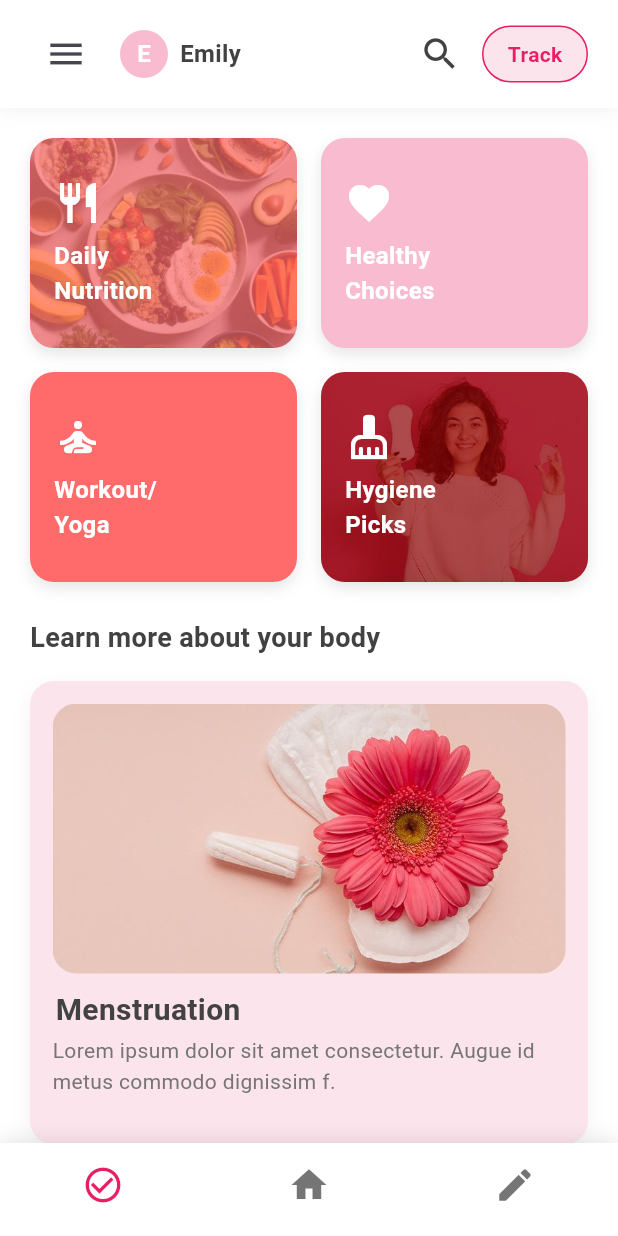
After one commit to Jenny1903/She_Bloom, a Flutter app: the HomeScreen screen opened directly, on a phone screen of 412 x 824 dp. The commit adds this screen. Run offline on Flutter 3.47's test engine with Material 3 defaults, Android fonts, the phone set to English and light mode, and no system bars; our stand-ins replace flutter_svg; Roboto replaces fonts that are missing (Poppins).

Commit message:
Home page

```diff
--- /dev/null
+++ b/lib/screens/home_screen.dart
@@ -0,0 +1,400 @@
+import 'package:flutter/material.dart';
+import '../constants/colors.dart';
+import '../widgets/category_card.dart';
+
+class HomeScreen extends StatefulWidget {
+  const HomeScreen({super.key});
+
+  @override
+  State<HomeScreen> createState() => _HomeScreenState();
+}
+
+class _HomeScreenState extends State<HomeScreen> {
+  int _selectedIndex =0 ;
+  String userName = "Emily";
+  @override
+  Widget build(BuildContext context) {
+    return Scaffold(
+      backgroundColor: Colors.white,
+      body: SafeArea(
+        child: Column(
+          children: [
+            _buildTopBar(),
+            Expanded(
+                child: SingleChildScrollView(
+                  padding: const EdgeInsets.all(20),
+                  child: Column(
+                    crossAxisAlignment: CrossAxisAlignment.start,
+                    children: [
+                      _buildTopRowCards(),
+                      const SizedBox(height: 16),
+                      _buildBottomRowCards(),
+                      const SizedBox(height: 24),
+                      _buildLearnMoreSection(),
+                      const SizedBox(height: 20),
+                    ],
+                  ),
+                ),
+            ),
+          ],
+        ),
+      ),
+      bottomNavigationBar: _buildBottomNavigationBar(),
+    );
+  }
+  Widget _buildTopBar() {
+    return Container(
+      padding: const EdgeInsets.symmetric(horizontal: 20, vertical: 12),
+      decoration: BoxDecoration(
+        color: Colors.white,
+        boxShadow: [
+          BoxShadow(
+            color: Colors.black.withOpacity(0.05),
+            blurRadius: 10,
+            offset: const Offset(0, 2),
+          ),
+        ],
+      ),
+      child: Row(
+        children: [
+          // Hamburger menu
+          IconButton(
+            icon: const Icon(Icons.menu, size: 28),
+            onPressed: () {
+              print('Menu pressed');
+            },
+          ),
+
+          const SizedBox(width: 12),
+
+          // User greeting
+          Expanded(
+            child: Column(
+              crossAxisAlignment: CrossAxisAlignment.start,
+              children: [
+                Row(
+                  children: [
+                    CircleAvatar(
+                      radius: 16,
+                      backgroundColor: AppColors.primaryPink,
+                      child: Text(
+                        userName[0].toUpperCase(),
+                        style: const TextStyle(
+                          color: Colors.white,
+                          fontWeight: FontWeight.bold,
+                        ),
+                      ),
+                    ),
+                    const SizedBox(width: 8),
+                    Text(
+                      userName,
+                      style: TextStyle(
+                        fontSize: 16,
+                        fontWeight: FontWeight.w600,
+                        color: AppColors.darkGrey,
+                      ),
+                    ),
+                  ],
+                ),
+              ],
+            ),
+          ),
+
+          // Search icon
+          IconButton(
+            icon: Icon(Icons.search, size: 28, color: AppColors.darkGrey),
+            onPressed: () {
+              print('Search pressed');
+            },
+          ),
+
+          const SizedBox(width: 4),
+
+          // Track button
+          Container(
+            padding: const EdgeInsets.symmetric(horizontal: 16, vertical: 8),
+            decoration: BoxDecoration(
+              color: AppColors.lightPink,
+              borderRadius: BorderRadius.circular(20),
+              border: Border.all(color: AppColors.darkPink, width: 1),
+            ),
+            child: Text(
+              'Track',
+              style: TextStyle(
+                fontSize: 14,
+                fontWeight: FontWeight.bold,
+                color: AppColors.darkPink,
+              ),
+            ),
+          ),
+        ],
+      ),
+    );
+  }
+
+  // Top row cards (Daily Nutrition, Healthy Choices)
+  Widget _buildTopRowCards() {
+    return Row(
+      children: [
+        // Daily Nutrition card
+        Expanded(
+          child: CategoryCard(
+            title: 'Daily\nNutrition',
+            imagePath: 'assets/images/dailyfood.jpg',
+            icon: Icons.restaurant,
+            backgroundColor: AppColors.coral,
+            onTap: () {
+              print('Daily Nutrition tapped');
+            },
+            height: 140,
+          ),
+        ),
+
+        const SizedBox(width: 16),
+
+        // Healthy Choices card
+        Expanded(
+          child: CategoryCard(
+            title: 'Healthy\nChoices',
+            icon: Icons.favorite,
+            backgroundColor: AppColors.primaryPink,
+            onTap: () {
+              print('Healthy Choices tapped');
+            },
+            height: 140,
+          ),
+        ),
+      ],
+    );
+  }
+
+  // Bottom row cards (Workout/Yoga, Hygiene Picks)
+  Widget _buildBottomRowCards() {
+    return Row(
+      children: [
+        // Workout/Yoga card
+        Expanded(
+          child: CategoryCard(
+            title: 'Workout/\nYoga',
+            icon: Icons.self_improvement,
+            backgroundColor: AppColors.coral,
+            onTap: () {
+              print('Workout/Yoga tapped');
+            },
+            height: 140,
+          ),
+        ),
+
+        const SizedBox(width: 16),
+
+        // Hygiene Picks card
+        Expanded(
+          child: CategoryCard(
+            title: 'Hygiene\nPicks',
+            imagePath: 'assets/images/picks.jpg',
+            icon: Icons.cleaning_services,
+            backgroundColor: AppColors.burgundy,
+            onTap: () {
+              print('Hygiene Picks tapped');
+            },
+            height: 140,
+          ),
+        ),
+      ],
+    );
+  }
+
+  //Learn more section
+  Widget _buildLearnMoreSection() {
+    return Column(
+      crossAxisAlignment: CrossAxisAlignment.start,
+      children: [
+        Text(
+          'Learn more about your body',
+          style: TextStyle(
+            fontSize: 18,
+            fontWeight: FontWeight.bold,
+            color: AppColors.darkGrey,
+          ),
+        ),
+
+        const SizedBox(height: 16),
+
+        // Menstruation info card
+        Container(
+          width: double.infinity,
+          padding: const EdgeInsets.all(15),
+          decoration: BoxDecoration(
+            color: AppColors.lightPink,
+            borderRadius: BorderRadius.circular(16),
+            boxShadow: [
+              BoxShadow(
+                color: Colors.black.withOpacity(0.05),
+                blurRadius: 10,
+                offset: const Offset(0, 4),
+              ),
+            ],
+          ),
+          child: Column(
+            crossAxisAlignment: CrossAxisAlignment.start,
+            children: [
+              ClipRRect(
+                borderRadius: const BorderRadius.only(
+                  topLeft: Radius.circular(16),
+                  topRight: Radius.circular(16),
+                  bottomLeft: Radius.circular(16),
+                    bottomRight: Radius.circular(16),
+
+                ),
+
+                child: Image.asset(
+                  'assets/images/menstruation.jpg',
+                  width: double.infinity,
+                  height: 180,
+                  fit: BoxFit.cover,
+                  errorBuilder: (context, error, stackTrace){
+                    //if image not found (fallback)
+                    return Container(
+                      width: double.infinity,
+                      height: 180,
+                      color: AppColors.primaryPink.withOpacity(0.3),
+                      child: Center(
+                        child: Column(
+                          mainAxisAlignment: MainAxisAlignment.center,
+                          children: [
+                            Icon(
+                              Icons.favorite,
+                              size: 60,
+                              color: AppColors.darkPink,
+                            ),
+                            const SizedBox(height: 8),
+                            Text(
+                              'Image not found',
+                              style: TextStyle(
+                                color: AppColors.textMedium,
+                                fontSize: 12,
+                              ),
+                            ),
+                          ],
+                        ),
+                      ),
+                    );
+                  },
+                ),
+              ),
+
+
+              // Title
+              Padding(
+                padding: const EdgeInsets.only(
+                  left: 2, top: 10
+                ),
+                child: Column(
+                  children: [
+                    Text(
+                      'Menstruation',
+                      style: TextStyle(
+                        fontSize: 20,
+                        fontWeight: FontWeight.bold,
+                        color: AppColors.darkGrey,
+                      ),
+                    ),
+                  ],
+                ),
+              ),
+
+              const SizedBox(height: 2),
+
+              // Description
+              Text(
+                'Lorem ipsum dolor sit amet consectetur. Augue id metus commodo dignissim f.',
+                style: TextStyle(
+                  fontSize: 14,
+                  color: AppColors.textMedium,
+                  height: 1.5,
+                ),
+              ),
+
+              const SizedBox(height: 16),
+
+              // Action icons
+              // Row(
+              //   children: [
+              //     _buildActionIcon(Icons.check_circle_outline),
+              //     const SizedBox(width: 16),
+              //     _buildActionIcon(Icons.home_outlined),
+              //     const SizedBox(width: 16),
+              //     _buildActionIcon(Icons.edit_outlined),
+              //   ],
+              // ),
+            ],
+          ),
+        ),
+      ],
+    );
+  }
+
+  //Action icon button
+  Widget _buildActionIcon(IconData icon) {
+    return Container(
+      width: 40,
+      height: 40,
+      decoration: BoxDecoration(
+        color: Colors.white,
+        borderRadius: BorderRadius.circular(8),
+      ),
+      child: Icon(
+        icon,
+        size: 24,
+        color: AppColors.darkGrey,
+      ),
+    );
+  }
+
+  //Bottom navigation bar
+  Widget _buildBottomNavigationBar() {
+    return Container(
+      decoration: BoxDecoration(
+        color: Colors.white,
+        boxShadow: [
+          BoxShadow(
+            color: Colors.black.withOpacity(0.1),
+            blurRadius: 10,
+            offset: const Offset(0, -2),
+          ),
+        ],
+      ),
+      child: BottomNavigationBar(
+        currentIndex: _selectedIndex,
+        onTap: (index) {
+          setState(() {
+            _selectedIndex = index;
+          });
+          print('Bottom nav item $index tapped');
+        },
+        type: BottomNavigationBarType.fixed,
+        backgroundColor: Colors.white,
+        selectedItemColor: AppColors.darkPink,
+        unselectedItemColor: AppColors.mediumGrey,
+        showSelectedLabels: false,
+        showUnselectedLabels: false,
+        elevation: 0,
+        items: const [
+          BottomNavigationBarItem(
+            icon: Icon(Icons.check_circle_outline, size: 28),
+            label: 'Check',
+          ),
+          BottomNavigationBarItem(
+            icon: Icon(Icons.home, size: 28),
+            label: 'Home',
+          ),
+          BottomNavigationBarItem(
+            icon: Icon(Icons.edit, size: 28),
+            label: 'Edit',
+          ),
+        ],
+      ),
+    );
+  }
+
+}
--- a/lib/screens/login_screen.dart
+++ b/lib/screens/login_screen.dart
@@ -1,5 +1,6 @@
 import 'package:flutter/material.dart';
 import 'package:she_bloom/constants/colors.dart';
+import 'package:she_bloom/screens/home_screen.dart';
 import 'signup_screen.dart';
 
 class LoginScreen extends StatefulWidget {
@@ -40,7 +41,13 @@ class _LoginScreenState extends State<LoginScreen> {
 
     print('Username: $username');
     print('Password: $password');
-    _showSnackBar('Login functionality coming soon!');
+
+
+    //Navigate to home screen
+    Navigator.pushReplacement(
+      context,
+      MaterialPageRoute(builder: (context) => const HomeScreen()),
+    );
   }
 
   void _showSnackBar(String message) {
@@ -167,6 +174,7 @@ class _LoginScreenState extends State<LoginScreen> {
               horizontal: 16,
               vertical: 14,
             ),
+            //toggle visibility
             suffixIcon: IconButton(
               icon: Icon(
                 _isPasswordVisible ? Icons.visibility : Icons.visibility_off,
--- a/lib/screens/splash_screen.dart
+++ b/lib/screens/splash_screen.dart
@@ -217,7 +217,7 @@ class _SplashScreenState extends State<SplashScreen> with TickerProviderStateMix
                        child: Padding(
                          padding: const EdgeInsets.symmetric(horizontal: 2.0),
                          child: SvgPicture.asset(
-                           'assets/flower.svg',
+                           'assets/images/flower.svg',
                            height: 40,
                            colorFilter: ColorFilter.mode(
                              AppColors.darkPink,
@@ -233,7 +233,7 @@ class _SplashScreenState extends State<SplashScreen> with TickerProviderStateMix
                  : Padding(
                padding: const EdgeInsets.symmetric(horizontal: 2.0),
                child: SvgPicture.asset(
-                 'assets/flower.svg',
+                 'assets/images/flower.svg',
                  height: 40,
                  colorFilter: ColorFilter.mode(
                    AppColors.darkPink,
--- /dev/null
+++ b/lib/widgets/category_card.dart
@@ -0,0 +1,91 @@
+import 'package:flutter/material.dart';
+import 'package:she_bloom/constants/colors.dart';
+
+class CategoryCard extends StatelessWidget {
+  final String title;
+  final IconData? icon;
+  final String? imagePath;
+  final Color backgroundColor;
+  final VoidCallback onTap;
+  final double? width;
+  final double? height;
+
+  const CategoryCard({
+    Key? key,
+    required this.title,
+    this.icon,
+    this.imagePath,
+    required this.backgroundColor,
+    required this.onTap,
+    this.width,
+    this.height,
+  }) : super(key: key);
+
+  @override
+  Widget build(BuildContext context) {
+    return GestureDetector(
+      onTap: onTap,
+      child: Container(
+        width: width,
+        height: height ?? 120,
+        decoration: BoxDecoration(
+          color: backgroundColor,
+          borderRadius: BorderRadius.circular(16),
+          boxShadow: [
+            BoxShadow(
+              color: Colors.black.withOpacity(0.1),
+              blurRadius: 8,
+              offset: const Offset(0, 4),
+            ),
+          ],
+        ),
+        child: Stack(
+          children: [
+            if (imagePath != null)
+              ClipRRect(
+                borderRadius: BorderRadius.circular(16),
+                child: Opacity(
+                  opacity: 0.3,
+                  child: Image.asset(
+                    imagePath!,
+                    fit: BoxFit.cover,
+                    width: double.infinity,
+                    height: double.infinity,
+                  ),
+                ),
+              ),
+
+            // Content
+            Padding(
+              padding: const EdgeInsets.all(16),
+              child: Column(
+                crossAxisAlignment: CrossAxisAlignment.start,
+                mainAxisAlignment: MainAxisAlignment.center,
+                children: [
+                  if (icon != null)
+                    Icon(
+                      icon,
+                      size: 32,
+                      color: Colors.white,
+                    ),
+
+                  const SizedBox(height: 8),
+
+                  // Title
+                  Text(
+                    title,
+                    style: const TextStyle(
+                      fontSize: 16,
+                      fontWeight: FontWeight.bold,
+                      color: Colors.white,
+                    ),
+                  ),
+                ],
+              ),
+            ),
+          ],
+        ),
+      ),
+    );
+  }
+}
--- a/pubspec.yaml
+++ b/pubspec.yaml
@@ -53,7 +53,10 @@ flutter:
   uses-material-design: true
 
   assets:
-    - assets/flower.svg
+    - assets/images/flower.svg
+    - assets/images/dailyfood.jpg
+    - assets/images/picks.jpg
+    - assets/images/menstruation.jpg
 
   fonts:
      - family: YesevaOne
```
Also changed, not shown: assets/images/dailyfood.jpg (added), assets/images/flower.svg (renamed from assets/flower.svg), assets/images/menstruation.jpg (added), assets/images/picks.jpg (added).
